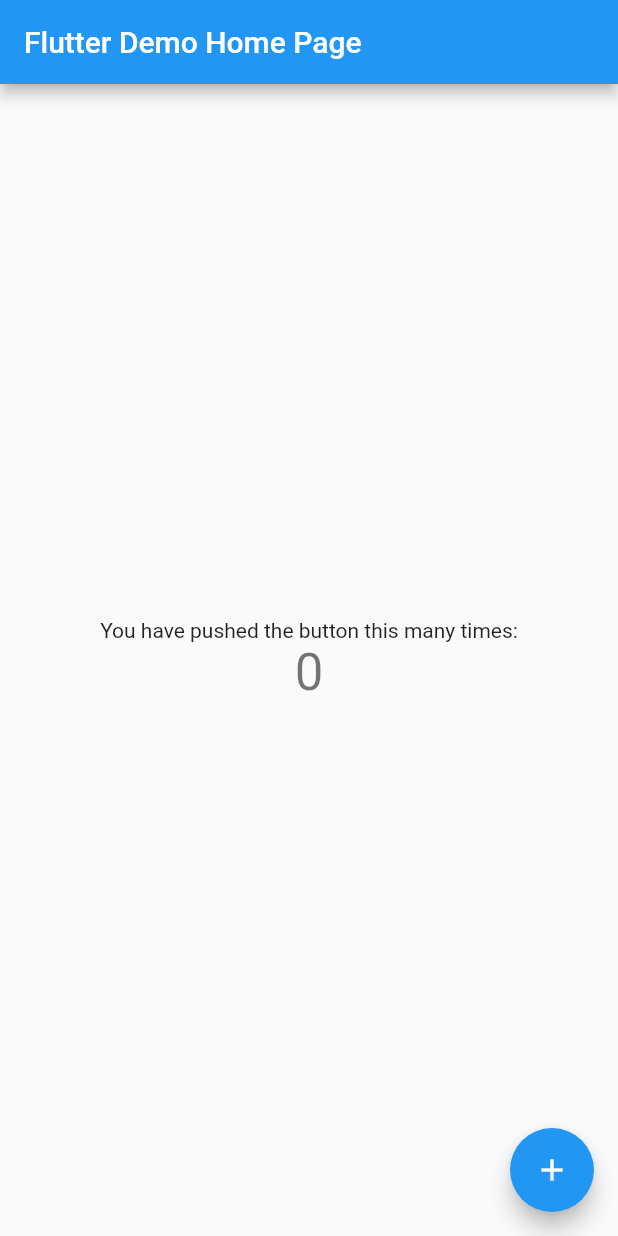
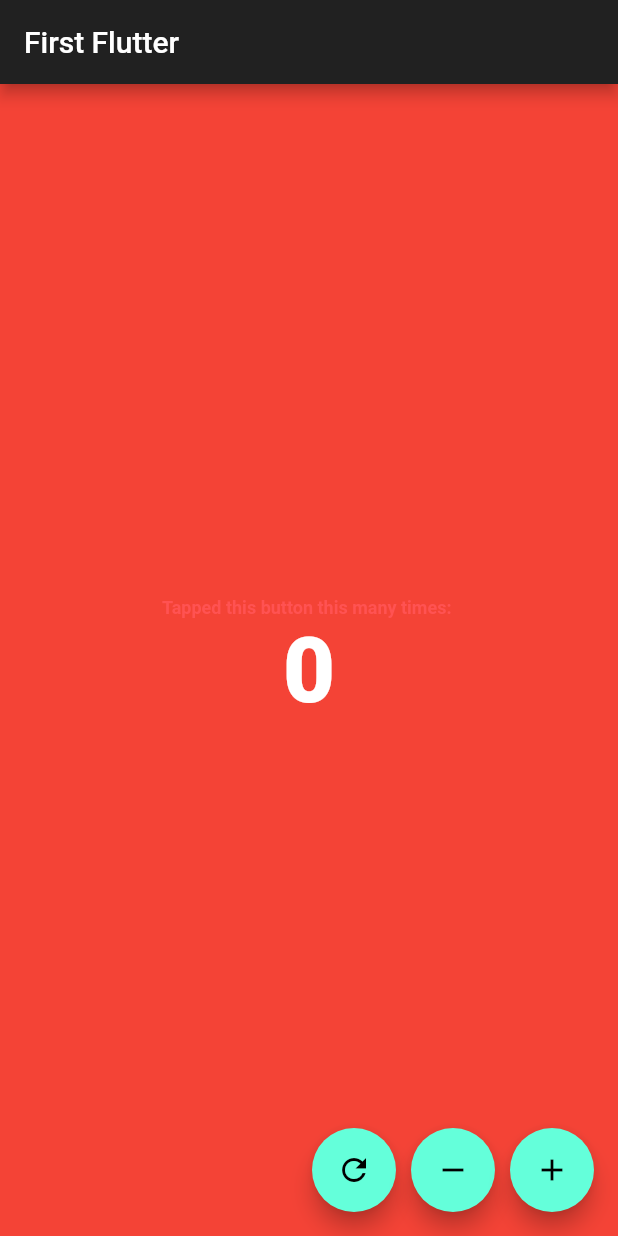
Before and after one commit to cpb-dev/First_Flutter_Project, a Flutter app: the screen it shows after launch, on a phone screen of 412 x 824 dp. Run offline on Flutter 3.47's test engine with Material 2 defaults, Android fonts, the phone set to English and light mode, and no system bars.

Commit message:
Expanded on the original counter application, trying to get to grips with the use of widgets and variables

```diff
--- a/lib/main.dart
+++ b/lib/main.dart
@@ -5,109 +5,113 @@ void main() {
 }
 
 class MyApp extends StatelessWidget {
-  // This widget is the root of your application.
+  const MyApp({Key? key}) : super(key: key);
+
   @override
   Widget build(BuildContext context) {
     return MaterialApp(
-      title: 'Flutter Demo',
-      theme: ThemeData(
-        // This is the theme of your application.
-        //
-        // Try running your application with "flutter run". You'll see the
-        // application has a blue toolbar. Then, without quitting the app, try
-        // changing the primarySwatch below to Colors.green and then invoke
-        // "hot reload" (press "r" in the console where you ran "flutter run",
-        // or simply save your changes to "hot reload" in a Flutter IDE).
-        // Notice that the counter didn't reset back to zero; the application
-        // is not restarted.
-        primarySwatch: Colors.blue,
+      theme: ThemeData.dark().copyWith(
+        textTheme: TextTheme(
+          //Where the theme/UI is defined
+          bodyText2: TextStyle(
+            fontSize: 12.0,
+            color: Colors.redAccent,
+            fontWeight: FontWeight.bold,
+          ),
+          headline4: TextStyle(
+            fontSize: 60.0,
+            color: Colors.white,
+            fontWeight: FontWeight.w900,
+          ),
+        ),
       ),
-      home: MyHomePage(title: 'Flutter Demo Home Page'),
+      home: HomeView(title: 'First Flutter'),
     );
   }
 }
 
-class MyHomePage extends StatefulWidget {
-  MyHomePage({Key? key, required this.title}) : super(key: key);
-
-  // This widget is the home page of your application. It is stateful, meaning
-  // that it has a State object (defined below) that contains fields that affect
-  // how it looks.
-
-  // This class is the configuration for the state. It holds the values (in this
-  // case the title) provided by the parent (in this case the App widget) and
-  // used by the build method of the State. Fields in a Widget subclass are
-  // always marked "final".
-
+class HomeView extends StatefulWidget {
   final String title;
+  HomeView({required this.title});
 
   @override
-  _MyHomePageState createState() => _MyHomePageState();
+  _HomeViewState createState() => _HomeViewState();
 }
 
-class _MyHomePageState extends State<MyHomePage> {
-  int _counter = 0;
+class _HomeViewState extends State<HomeView> {
+  int _counter = 0; //The underscore signifies a private var
 
-  void _incrementCounter() {
+  void _increaseCounter() {
     setState(() {
-      // This call to setState tells the Flutter framework that something has
-      // changed in this State, which causes it to rerun the build method below
-      // so that the display can reflect the updated values. If we changed
-      // _counter without calling setState(), then the build method would not be
-      // called again, and so nothing would appear to happen.
       _counter++;
     });
   }
 
+  void _decreaseCounter() {
+    if (_counter > 0) {
+      setState(() {
+        _counter--;
+      });
+    }
+  }
+
+  void _resetCounter() {
+    setState(() {
+      _counter = 0;
+    });
+  }
+
+  List<Color> _color = [
+    Colors.red,
+    Colors.blue,
+    Colors.green,
+  ];
+
   @override
   Widget build(BuildContext context) {
-    // This method is rerun every time setState is called, for instance as done
-    // by the _incrementCounter method above.
-    //
-    // The Flutter framework has been optimized to make rerunning build methods
-    // fast, so that you can just rebuild anything that needs updating rather
-    // than having to individually change instances of widgets.
     return Scaffold(
+      backgroundColor: _color[_counter % _color.length],
       appBar: AppBar(
-        // Here we take the value from the MyHomePage object that was created by
-        // the App.build method, and use it to set our appbar title.
         title: Text(widget.title),
       ),
+      floatingActionButton: Row(
+        mainAxisAlignment: MainAxisAlignment.end,
+        children: <Widget>[
+          FloatingActionButton(
+            onPressed: _resetCounter,
+            child: Icon(Icons.refresh),
+          ),
+          SizedBox(
+            width: 10.0,
+          ), //Adding padding between buttons
+          FloatingActionButton(
+            onPressed: _decreaseCounter,
+            child: Icon(Icons.remove),
+          ),
+          SizedBox(
+            width: 10.0,
+          ),
+          FloatingActionButton(
+            onPressed: _increaseCounter,
+            child: Icon(Icons.add),
+          ),
+        ],
+      ),
       body: Center(
-        // Center is a layout widget. It takes a single child and positions it
-        // in the middle of the parent.
         child: Column(
-          // Column is also a layout widget. It takes a list of children and
-          // arranges them vertically. By default, it sizes itself to fit its
-          // children horizontally, and tries to be as tall as its parent.
-          //
-          // Invoke "debug painting" (press "p" in the console, choose the
-          // "Toggle Debug Paint" action from the Flutter Inspector in Android
-          // Studio, or the "Toggle Debug Paint" command in Visual Studio Code)
-          // to see the wireframe for each widget.
-          //
-          // Column has various properties to control how it sizes itself and
-          // how it positions its children. Here we use mainAxisAlignment to
-          // center the children vertically; the main axis here is the vertical
-          // axis because Columns are vertical (the cross axis would be
-          // horizontal).
-          mainAxisAlignment: MainAxisAlignment.center,
-          children: <Widget>[
-            Text(
-              'You have pushed the button this many times:',
-            ),
-            Text(
-              '$_counter',
-              style: Theme.of(context).textTheme.headline4,
-            ),
-          ],
-        ),
+            mainAxisAlignment:
+                MainAxisAlignment.center, //centering vertically too
+            children: <Widget>[
+              Text(
+                'Tapped this button this many times: ',
+                style: Theme.of(context).textTheme.bodyText2,
+              ),
+              Text(
+                '$_counter', //The $ sign signifies that a var is entered
+                style: Theme.of(context).textTheme.headline4,
+              )
+            ]),
       ),
-      floatingActionButton: FloatingActionButton(
-        onPressed: _incrementCounter,
-        tooltip: 'Increment',
-        child: Icon(Icons.add),
-      ), // This trailing comma makes auto-formatting nicer for build methods.
     );
   }
 }
```
